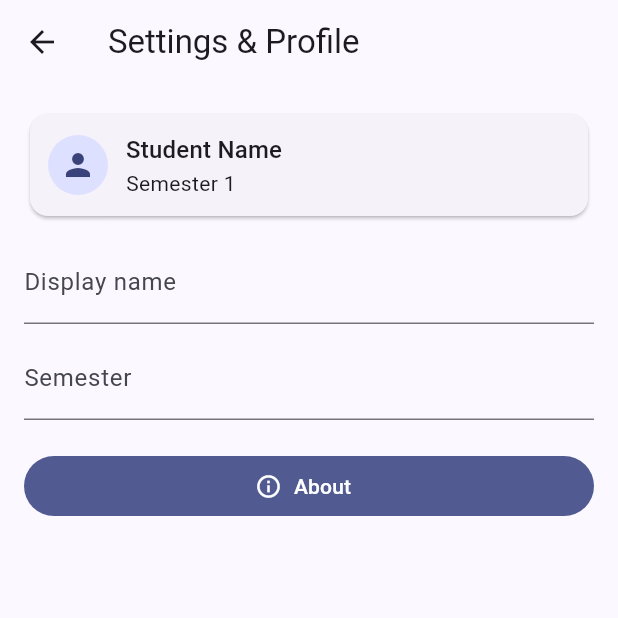
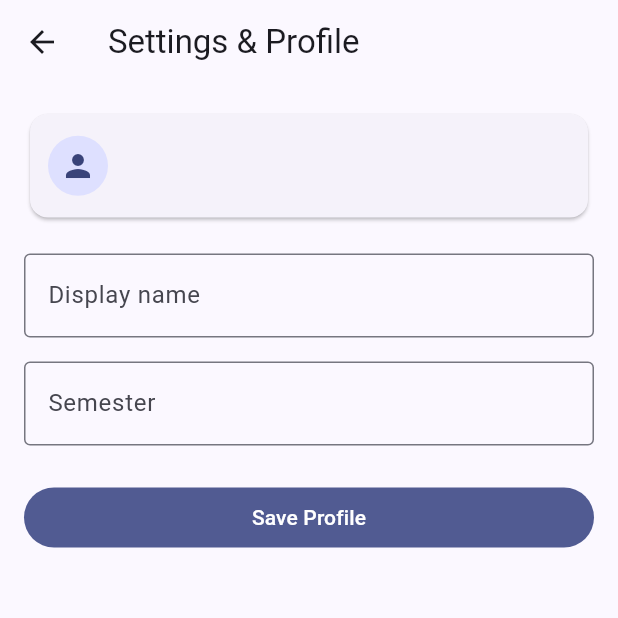
Before and after one commit to 56474-MJN/Flutter-Project, a Flutter app: the SettingsScreen screen opened directly with empty values, on a phone screen of 412 x 824 dp, the top half of it. Run offline on Flutter 3.47's test engine with Material 3 defaults, Android fonts, the phone set to English and light mode, and no system bars; our stand-ins replace cloud_firestore, firebase_auth, firebase_core; accounts and stored records are empty.

Commit message:
Profile Upadte

```diff
--- a/lib/screens/settings.dart
+++ b/lib/screens/settings.dart
@@ -1,5 +1,7 @@
 import 'package:flutter/material.dart';
-import '../data/demo_data.dart';
+import 'package:cloud_firestore/cloud_firestore.dart';
+import 'package:firebase_auth/firebase_auth.dart';
+
 class SettingsScreen extends StatefulWidget {
   final Function(bool) onThemeToggle;
   const SettingsScreen({required this.onThemeToggle, super.key});
@@ -10,13 +12,100 @@ class SettingsScreen extends StatefulWidget {
 
 class _SettingsScreenState extends State<SettingsScreen> {
   bool _dark = false;
-  String _name = 'Student Name';
-  String _semester = 'Semester 1';
+  String _name = '';
+  String _semester = '';
+
+  final TextEditingController _nameController = TextEditingController();
+  final TextEditingController _semesterController = TextEditingController();
+
+  final FirebaseFirestore _firestore = FirebaseFirestore.instance;
+  final FirebaseAuth _auth = FirebaseAuth.instance;
+
+  @override
+  void initState() {
+    super.initState();
+    _loadProfileData();
+  }
+
+  void _loadProfileData() async {
+    try {
+      final user = _auth.currentUser;
+      if (user != null) {
+        final doc = await _firestore.collection('profiles').doc(user.uid).get();
+
+        if (doc.exists) {
+          final data = doc.data()!;
+          setState(() {
+            _name = data['name'] ?? 'Student Name';
+            _semester = data['semester'] ?? 'Semester 1';
+            _nameController.text = _name;
+            _semesterController.text = _semester;
+          });
+        } else {
+          // Initialize with default values
+          _nameController.text = _name;
+          _semesterController.text = _semester;
+        }
+      }
+    } catch (e) {
+      print('Error loading profile: $e');
+      // Initialize with default values even if error occurs
+      _nameController.text = _name;
+      _semesterController.text = _semester;
+    }
+  }
+
+  void _saveProfile() async {
+    try {
+      final user = _auth.currentUser;
+      if (user == null) {
+        ScaffoldMessenger.of(context).showSnackBar(
+            const SnackBar(content: Text('Please sign in to save profile'))
+        );
+        return;
+      }
+
+      final newName = _nameController.text.trim().isEmpty ? 'Student Name' : _nameController.text.trim();
+      final newSemester = _semesterController.text.trim().isEmpty ? 'Semester 1' : _semesterController.text.trim();
+
+      await _firestore.collection('profiles').doc(user.uid).set({
+        'name': newName,
+        'semester': newSemester,
+        'updatedAt': DateTime.now(),
+      }, SetOptions(merge: true));
+
+      setState(() {
+        _name = newName;
+        _semester = newSemester;
+      });
+
+      ScaffoldMessenger.of(context).showSnackBar(
+          const SnackBar(content: Text('Profile saved successfully!'))
+      );
+    } catch (e) {
+      print('Error saving profile: $e');
+      ScaffoldMessenger.of(context).showSnackBar(
+          const SnackBar(content: Text('Error saving profile. Please try again.'))
+      );
+    }
+  }
+
+  @override
+  void dispose() {
+    _nameController.dispose();
+    _semesterController.dispose();
+    super.dispose();
+  }
 
   @override
   Widget build(BuildContext context) {
     return Scaffold(
-      appBar: AppBar(title: const Text('Settings & Profile')),
+      appBar: AppBar(
+        title: const Text('Settings & Profile'),
+        actions: [
+
+        ],
+      ),
       body: Padding(
         padding: const EdgeInsets.all(16),
         child: ListView(children: [
@@ -34,24 +123,30 @@ class _SettingsScreenState extends State<SettingsScreen> {
               ]),
             ),
           ),
-          const SizedBox(height: 12),
-          TextField(decoration: const InputDecoration(labelText: 'Display name'), onChanged: (v) => setState(() => _name = v)),
-          const SizedBox(height: 8),
-          TextField(decoration: const InputDecoration(labelText: 'Semester'), onChanged: (v) => setState(() => _semester = v)),
-          const SizedBox(height: 12),
+          const SizedBox(height: 20),
+          TextField(
+            controller: _nameController,
+            decoration: const InputDecoration(
+              labelText: 'Display name',
+              border: OutlineInputBorder(),
+              hintText: 'Enter your name',
+            ),
+          ),
+          const SizedBox(height: 16),
+          TextField(
+            controller: _semesterController,
+            decoration: const InputDecoration(
+              labelText: 'Semester',
+              border: OutlineInputBorder(),
+              hintText: 'Enter your semester',
+            ),
+          ),
+          const SizedBox(height: 24),
 
-          const SizedBox(height: 8),
-          FilledButton.icon(
-            icon: const Icon(Icons.info_outline),
-            label: const Text('About'),
-            onPressed: () {
-              showAboutDialog(
-                context: context,
-                applicationName: 'Student Companion',
-                applicationVersion: '1.0',
-                children: const [Text('A sample frontend app for semester project (Material 3).')],
-              );
-            },
+          // Save Button
+          FilledButton(
+            onPressed: _saveProfile,
+            child: const Text('Save Profile'),
           ),
         ]),
       ),
--- a/pubspec.yaml
+++ b/pubspec.yaml
@@ -30,7 +30,8 @@ environment:
 dependencies:
   flutter:
     sdk: flutter
-
+firebase_messaging: ^14.7.0
+  flutter_local_notifications: ^17.0.0
 
   # The following adds the Cupertino Icons font to your application.
   # Use with the CupertinoIcons class for iOS style icons.
```
Also changed, not shown: lib/screens/schedule.dart (+10 -6 lines).
